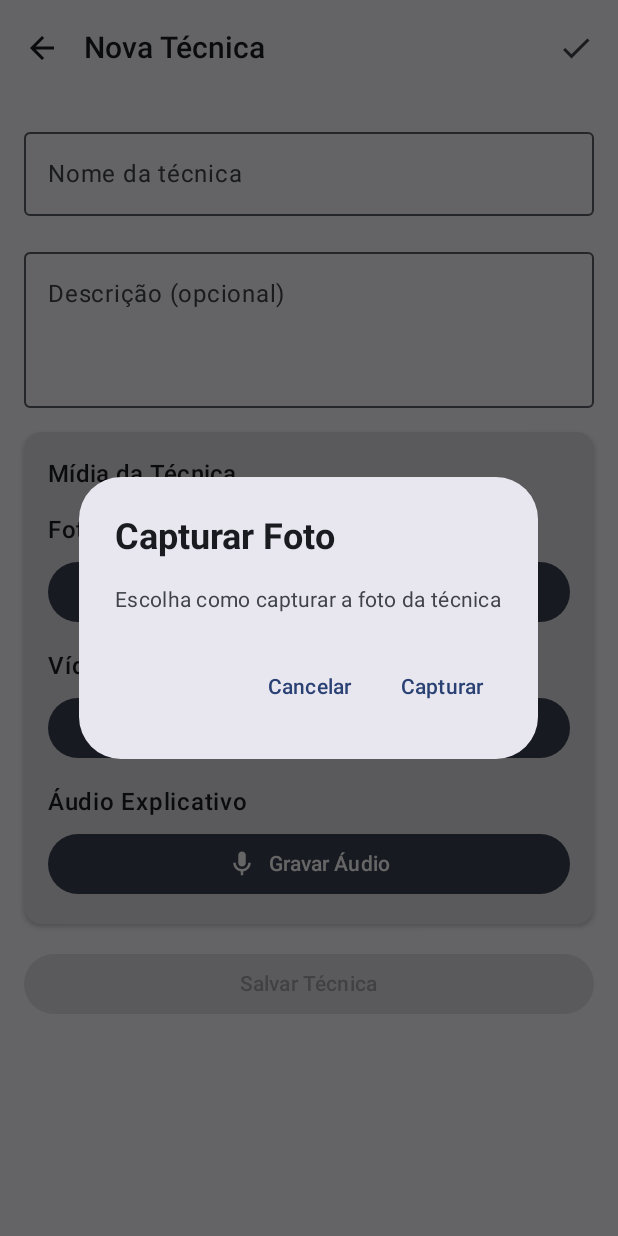
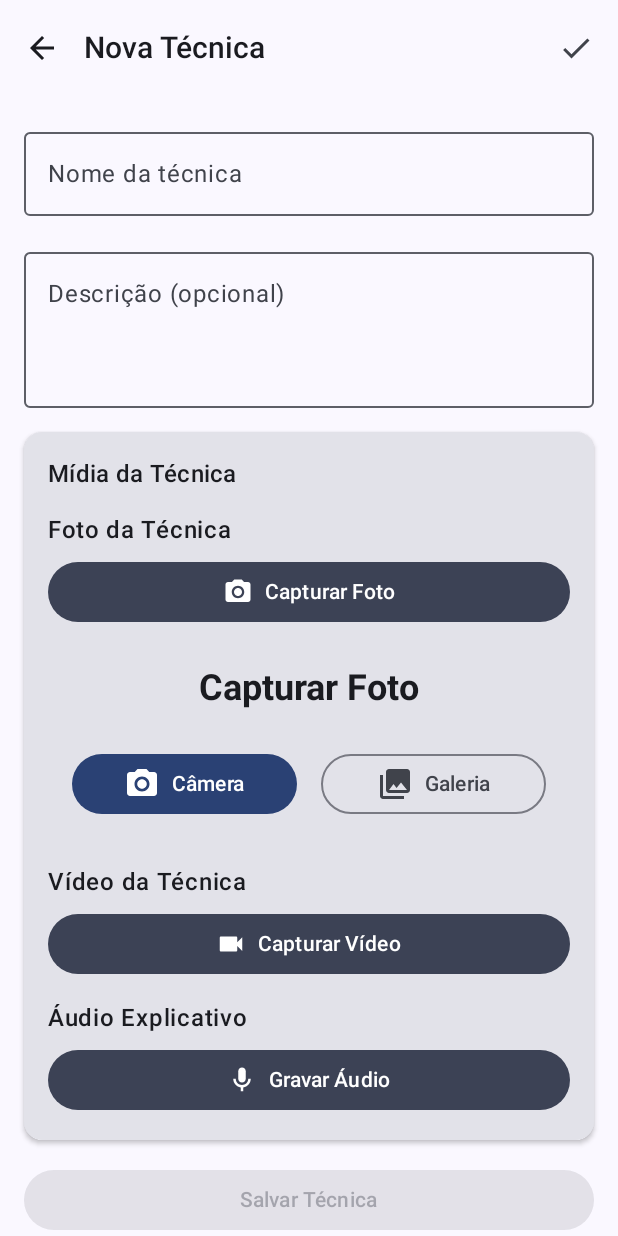
Before and after one commit to valdir-silva/Lutando, an Android app built with Jetpack Compose: the composable TechniqueFormContent shown on its own in the app's theme, after a tap on "Capturar Foto", on a phone screen of 412 x 824 dp. Run offline under Robolectric (Android 15) with nearby library versions, the phone set to English and light mode, and no system bars.

Commit message:
refactor: simplificar MediaCaptureButton removendo diálogo de confirmação e adicionando toggle

```diff
--- a/app/src/main/java/com/example/lutando/presentation/components/MediaCaptureButton.kt
+++ b/app/src/main/java/com/example/lutando/presentation/components/MediaCaptureButton.kt
@@ -14,7 +14,6 @@ import androidx.compose.foundation.layout.width
 import androidx.compose.material.icons.Icons
 import androidx.compose.material.icons.filled.Close
 import androidx.compose.material.icons.filled.Delete
-import androidx.compose.material3.AlertDialog
 import androidx.compose.material3.Button
 import androidx.compose.material3.ButtonDefaults
 import androidx.compose.material3.Card
@@ -24,7 +23,6 @@ import androidx.compose.material3.IconButton
 import androidx.compose.material3.MaterialTheme
 import androidx.compose.material3.OutlinedButton
 import androidx.compose.material3.Text
-import androidx.compose.material3.TextButton
 import androidx.compose.runtime.Composable
 import androidx.compose.runtime.getValue
 import androidx.compose.runtime.mutableStateOf
@@ -34,6 +32,7 @@ import androidx.compose.ui.Alignment
 import androidx.compose.ui.Modifier
 import androidx.compose.ui.res.painterResource
 import androidx.compose.ui.text.font.FontWeight
+import androidx.compose.ui.tooling.preview.Preview
 import androidx.compose.ui.unit.dp
 import com.example.lutando.R
 import com.example.lutando.domain.model.MediaType
@@ -53,11 +52,10 @@ fun MediaCaptureButton(
     onError: (String) -> Unit,
     modifier: Modifier = Modifier
 ) {
-    var showCaptureDialog by remember { mutableStateOf(false) }
     var showMediaCapture by remember { mutableStateOf(false) }
 
     Button(
-        onClick = { showCaptureDialog = true },
+        onClick = { showMediaCapture = !showMediaCapture },
         modifier = modifier,
         colors = ButtonDefaults.buttonColors(
             containerColor = MaterialTheme.colorScheme.secondary
@@ -80,46 +78,6 @@ fun MediaCaptureButton(
                 MediaType.AUDIO -> "Gravar Áudio"
             },
             fontWeight = FontWeight.Medium
-        )
-    }
-
-    if (showCaptureDialog) {
-        AlertDialog(
-            onDismissRequest = { showCaptureDialog = false },
-            title = {
-                Text(
-                    text = when (mediaType) {
-                        MediaType.PHOTO -> "Capturar Foto"
-                        MediaType.VIDEO -> "Capturar Vídeo"
-                        MediaType.AUDIO -> "Gravar Áudio"
-                    },
-                    fontWeight = FontWeight.Bold
-                )
-            },
-            text = {
-                Text(
-                    text = when (mediaType) {
-                        MediaType.PHOTO -> "Escolha como capturar a foto da técnica"
-                        MediaType.VIDEO -> "Escolha como capturar o vídeo da técnica"
-                        MediaType.AUDIO -> "Escolha como gravar o áudio explicativo"
-                    }
-                )
-            },
-            confirmButton = {
-                TextButton(
-                    onClick = {
-                        showCaptureDialog = false
-                        showMediaCapture = true
-                    }
-                ) {
-                    Text("Capturar")
-                }
-            },
-            dismissButton = {
-                TextButton(onClick = { showCaptureDialog = false }) {
-                    Text("Cancelar")
-                }
-            }
         )
     }
 
@@ -274,3 +232,32 @@ fun MediaPreviewCard(
         }
     }
 }
+
+@Preview
+@Composable
+fun MediaCaptureButtonPreview() {
+    MediaCaptureButton(
+        mediaType = MediaType.PHOTO,
+        onMediaCaptured = {},
+        onError = {}
+    )
+}
+
+@Preview
+@Composable
+fun MediaRemoveButtonPreview() {
+    MediaRemoveButton(
+        mediaType = MediaType.VIDEO,
+        onRemove = {}
+    )
+}
+
+@Preview
+@Composable
+fun MediaPreviewCardPreview() {
+    MediaPreviewCard(
+        mediaType = MediaType.PHOTO,
+        uri = Uri.EMPTY,
+        onRemove = {}
+    )
+}
```
